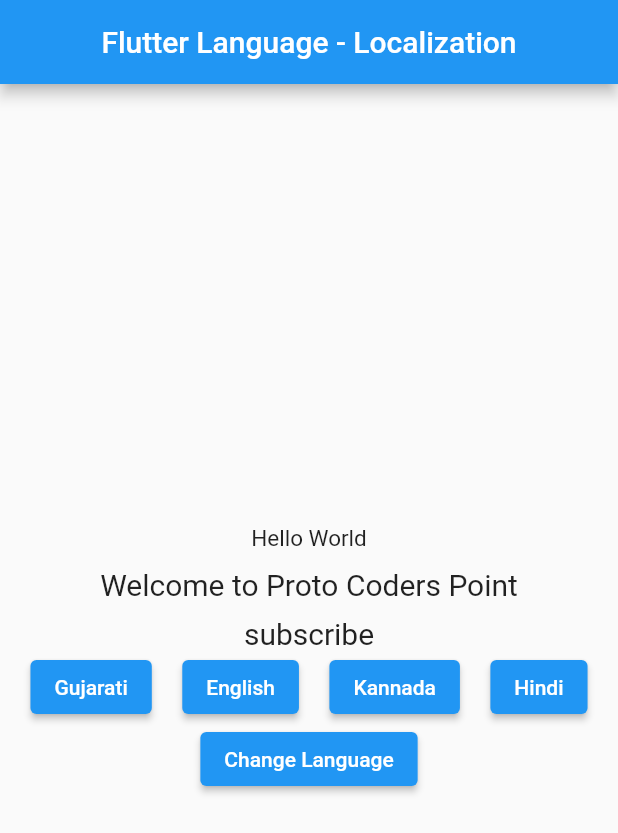
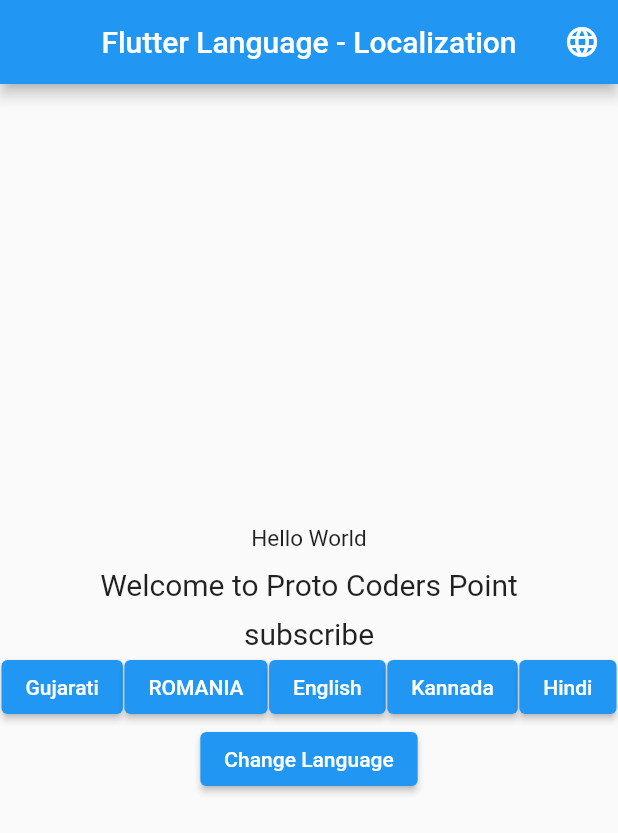
Before and after one commit to KaranSolucky/getx_change_language, a Flutter app: the screen it shows after launch, on a phone screen of 412 x 824 dp. Shown: the top 833 px of the screen. Run offline on Flutter 3.47's test engine with Material 2 defaults, Android fonts, the phone set to English and light mode, and no system bars; our stand-ins replace get, shared_preferences.

Commit message:
added manually change languagae option

```diff
--- a/lib/HomePage.dart
+++ b/lib/HomePage.dart
@@ -1,4 +1,5 @@
 import 'package:flutter/material.dart';
+import 'package:flutter_change_language/choose_language.dart';
 import 'package:get/get.dart';
 
 class HomePage extends StatelessWidget {
@@ -7,6 +8,7 @@ class HomePage extends StatelessWidget {
     {'name': 'ಕನ್ನಡ', 'locale': Locale('kn', 'IN')},
     {'name': 'हिंदी', 'locale': Locale('hi', 'IN')},
     {'name': 'ગુજરાતી', 'locale': Locale('gj', 'IN')},
+    {'name': 'ROMANIAN', 'locale': Locale('ro', 'IN')},
   ];
 
   updateLanguage(Locale locale) {
@@ -53,6 +55,16 @@ class HomePage extends StatelessWidget {
         appBar: AppBar(
           title: Text('title'.tr),
           centerTitle: true,
+          actions: [
+            IconButton(
+                onPressed: () {
+                  Navigator.push(
+                    context,
+                    MaterialPageRoute(builder: (context) => ChooseLanguage()),
+                  );
+                },
+                icon: Icon(Icons.language))
+          ],
         ),
         body: Column(
           mainAxisAlignment: MainAxisAlignment.center,
@@ -86,6 +98,12 @@ class HomePage extends StatelessWidget {
                     child: Text('Gujarati')),
                 ElevatedButton(
                     onPressed: () {
+                      var locale = Locale('ro', 'IN');
+                      Get.updateLocale(locale);
+                    },
+                    child: Text('ROMANIA')),
+                ElevatedButton(
+                    onPressed: () {
                       var locale = Locale('en', 'US');
                       Get.updateLocale(locale);
                     },
--- a/lib/LacaleString.dart
+++ b/lib/LacaleString.dart
@@ -30,6 +30,13 @@ class LocaleString extends Translations {
           'title': 'ફ્લટર ભાષા - સ્થાનિકીકરણ',
           'subscribe': 'અત્યારે જ નામ નોંધાવો',
           'changelang': 'ભાષા બદલો'
+        },
+        'ro_IN': {
+          "hello": "Buna ziua",
+          'message': 'mesaj',
+          'title': 'titlu',
+          'subscribe': 'Abonati-va',
+          'changelang': 'schimba limba'
         }
       };
 }
```
Also changed, not shown: lib/choose_language.dart (added, +92 -0 lines), lib/main.dart (+0 -12 lines), 1 other file.
